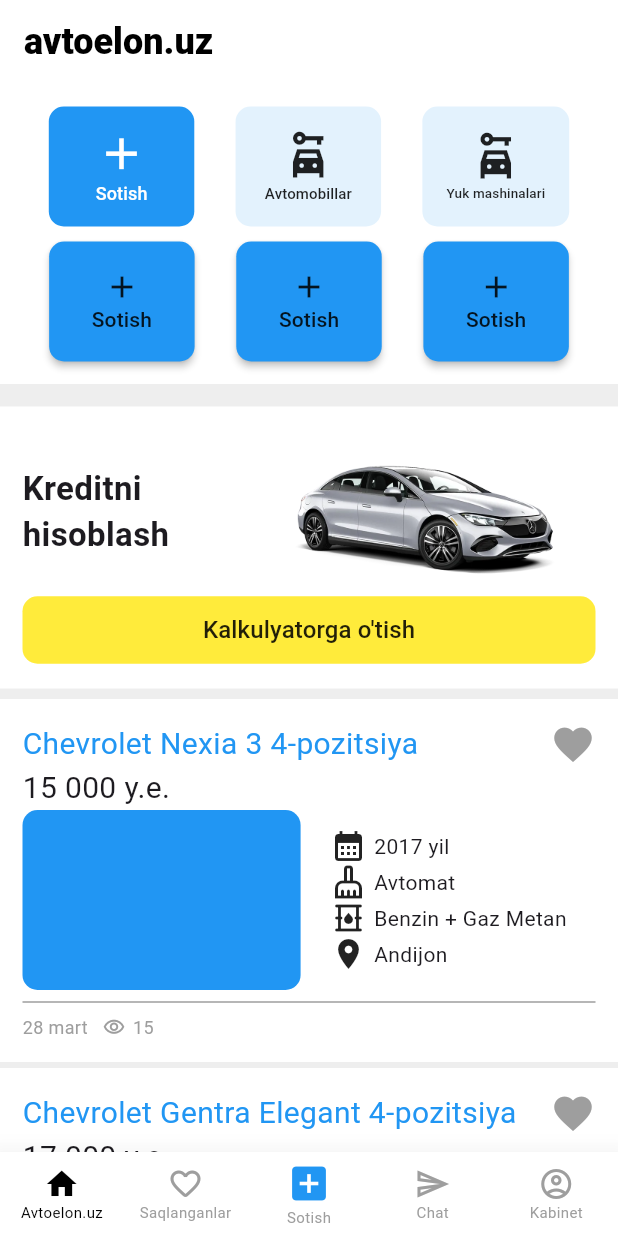
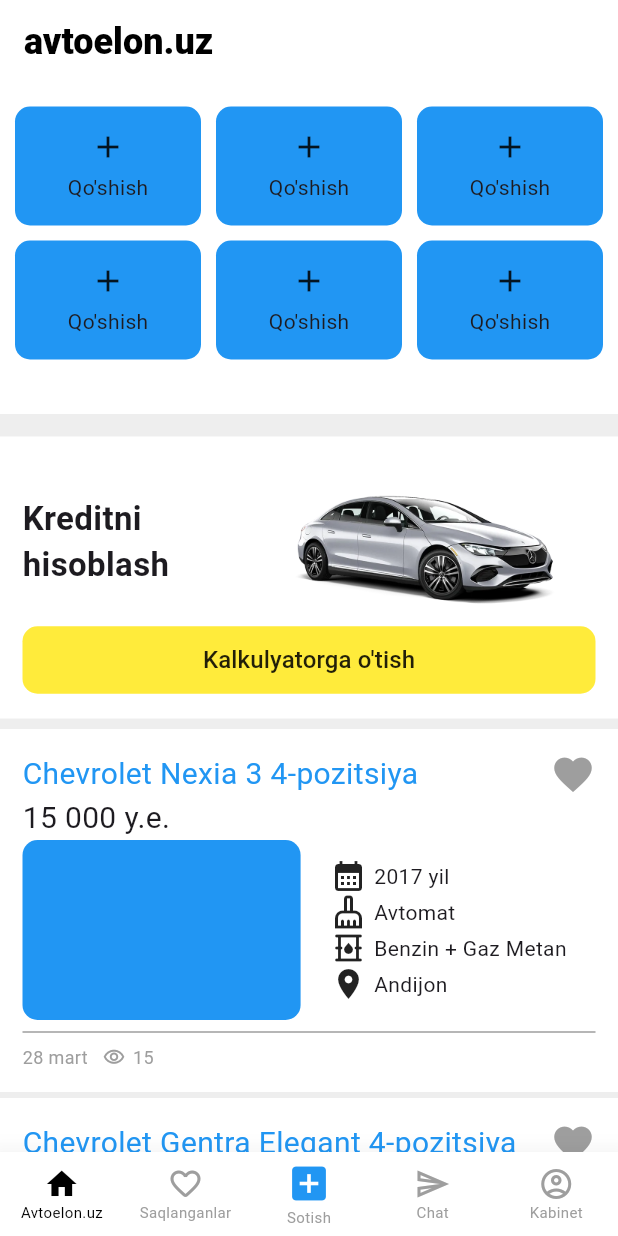
Before and after one commit to abulbanat/avto_elon, a Flutter app: the screen it shows after launch, on a phone screen of 412 x 824 dp. Run offline on Flutter 3.47's test engine with Material 3 defaults, Android fonts, the phone set to English and light mode, and no system bars; drawn by our look-alikes of like_button; our stand-ins replace go_router.

Commit message:
bugs fixed

```diff
--- a/lib/features/add_ad/add_ad_page.dart
+++ b/lib/features/add_ad/add_ad_page.dart
@@ -1,5 +1,3 @@
-import 'package:avto_elon/common/router/route_name.dart';
-import 'package:avto_elon/common/router/route_name.dart';
 import 'package:avto_elon/features/add_ad/widgets/add_page_widgets.dart';
 import 'package:flutter/material.dart';
 import 'package:go_router/go_router.dart';
@@ -12,15 +10,18 @@
     return Scaffold(
       backgroundColor: Colors.white,
       appBar: AppBar(
-        leading: IconButton(
-          onPressed: () {
-            context.pop();
-          },
-          icon: Icon(Icons.arrow_back_outlined,
-            size: 20,
-            color: Colors.blue[300],
-          ),
-        ),
+        backgroundColor: Colors.white,
+        actions: [
+          TextButton(
+            onPressed: (){
+              context.pop();
+            },
+            child: Text("Yopish", style: TextStyle(
+              fontSize: 18,
+              color: Colors.blue
+            ),),
+          )
+        ]
       ),
       body:
           Column(
--- a/lib/features/favourites/favourite_page.dart
+++ b/lib/features/favourites/favourite_page.dart
@@ -5,7 +5,7 @@
 
   @override
   Widget build(BuildContext context) {
-    double screenwidth = MediaQuery.of(context).size.width;
+
     return Scaffold(
       backgroundColor: Colors.white,
       appBar: AppBar(
@@ -21,6 +21,7 @@
         child: Column(
           children: [
             Material(
+              color: Colors.white,
               child: Padding(
                 padding: const EdgeInsets.symmetric(horizontal: 15.0),
                 child: Container(
@@ -30,54 +31,43 @@
                     color: Colors.grey[300],
                   ),
                   child: TabBar(
+                    indicatorSize: TabBarIndicatorSize.tab,
+
                     physics: const ClampingScrollPhysics(),
-                    padding: EdgeInsets.all(5),
+                    padding: EdgeInsets.all(3),
                   unselectedLabelColor: Colors.blue,
                     labelColor: Colors.white,
                     indicator: BoxDecoration(
-                      borderRadius: BorderRadius.circular(10),
+                      borderRadius: BorderRadius.circular(30),
                       color: Colors.lightBlue
                     ),
                     tabs: [
                       Tab(
                         child: Container(
                           height: 35,
-                          width: screenwidth/2,
-                          decoration: BoxDecoration(
-                            borderRadius: BorderRadius.circular(30),
-
-
-
-                          ),
                           child: Align(
                             alignment: Alignment.center,
-                            child: Text("salom"),
+                            child: Text("E'lonlar"),
                           ),
                         ),
                       ),
                       Tab(
                         child: Container(
                           height: 35,
-                          width: screenwidth/2,
-                          decoration: BoxDecoration(
-                            borderRadius: BorderRadius.circular(30),
 
-                          ),
                           child: Align(
                             alignment: Alignment.center,
-                            child: Text("salom"),
+                            child: Text("Qidirish"),
                           ),
                         ),
                       )
                     ],
-
                   ),
                 ),
               ),
             )
           ],
         ),
-
       ),
     );
   }
--- a/lib/features/home/home_page.dart
+++ b/lib/features/home/home_page.dart
@@ -1,9 +1,9 @@
 import 'package:avto_elon/features/home/widgets/widgets_home.dart';
 import 'package:flutter/material.dart';
 
-
 class HomePage extends StatelessWidget {
   const HomePage({super.key});
+
   static const id = "home_page";
 
   @override
@@ -12,167 +12,180 @@
       backgroundColor: Colors.grey.shade200,
       appBar: AppBar(
         backgroundColor: Colors.white,
-        title:
-        Text("avtoelon.uz",textAlign: TextAlign.start,style:   TextStyle(
-            fontSize: 24,
-            color: Colors.black,
-            fontWeight: FontWeight.w800
-        ),),
+        title: Text(
+          "avtoelon.uz",
+          textAlign: TextAlign.start,
+          style: TextStyle(
+              fontSize: 24, color: Colors.black, fontWeight: FontWeight.w800),
+        ),
       ),
-
       body: SingleChildScrollView(
-
         child: Column(
           children: [
             Container(
               color: Colors.white,
               child: Padding(
-                padding: const EdgeInsets.symmetric(horizontal: 10.0, vertical: 10),
-                child: Column(
-                children: [
-                  Row(
-                    mainAxisAlignment: MainAxisAlignment.spaceEvenly,
-                    children: [
-                      Padding(
-                        padding: const EdgeInsets.all(5.0),
-                        child: MaterialButton(
-                          elevation: 0,
-                          height: 80,
-                          minWidth: 97,
-                          onPressed: (){},
-                          shape: OutlineInputBorder(
-                            borderRadius: BorderRadius.circular(10),
-                            borderSide: BorderSide.none
-                          ),
-                          color: Colors.blue,
-                          child: Column(
-                            children: [
-                              Icon(Icons.add,size: 35,color: Colors.white,),
-                              Text("Sotish",style: TextStyle(
-                                fontSize: 12,
-                                color: Colors.white
-                              ),)
-                            ],
-                          ),
-                        ),
+                  padding:
+                      const EdgeInsets.symmetric(horizontal: 5.0, vertical: 10),
+                  child: SizedBox(
+                    height: 200,
+                    child: GridView.builder(
+                      gridDelegate: SliverGridDelegateWithFixedCrossAxisCount(
+                        childAspectRatio: 1.5, crossAxisCount: 3,
                       ),
-                      Padding(
-                        padding: const EdgeInsets.all(5.0),
-                        child: MaterialButton(
-                          elevation: 0,
-                          height: 80,
-                          minWidth: 97,
-                          onPressed: (){},
-                          shape: OutlineInputBorder(
-                              borderRadius: BorderRadius.circular(10),
-                              borderSide: BorderSide.none
-                          ),
-                          color: Colors.blue[50],
-                          child: Column(
-                            children: [
-                              Icon(Icons.car_rental_sharp, size: 35,),
-                              Text("Avtomobillar",style: TextStyle(
-                                fontSize: 10
-                              ),)
-                            ],
-                          ),
-                        ),
-                      ),
-                      Padding(
-                        padding: const EdgeInsets.all(5.0),
-                        child: MaterialButton(
-                          elevation: 0,
-                          height: 80,
-                          minWidth: 95,
-                          onPressed: (){},
-                          shape: OutlineInputBorder(
-                              borderRadius: BorderRadius.circular(10),
-                              borderSide: BorderSide.none
-                          ),
-                          color: Colors.blue[50],
-                          child: Column(
-                            children: [
-                              Icon(Icons.car_rental_sharp, size: 35,),
-                              Text("Yuk mashinalari",style: TextStyle(
-                                  fontSize: 9
-                              ),)
-                            ],
-                          ),
-                        ),
-                      ),
-                    ],
-
-                ),
-                  Row(
-                    mainAxisAlignment: MainAxisAlignment.spaceEvenly,
-                    children: [
-                      Padding(
-                        padding: const EdgeInsets.all(5.0),
-                        child: MaterialButton(
-                          height: 80,
-                          minWidth: 97,
-                          onPressed: (){
-
-                          },
-                          shape: OutlineInputBorder(
-                              borderRadius: BorderRadius.circular(10),
-                              borderSide: BorderSide.none
-                          ),
-                          color: Colors.blue,
-                          child: Column(
-                            children: [
-                              Icon(Icons.add),
-                              Text("Sotish")
-                            ],
-                          ),
-                        ),
-                      ),
-                      Padding(
-                        padding: const EdgeInsets.all(5.0),
-                        child: MaterialButton(
-                          height: 80,
-                          minWidth: 97,
-                          onPressed: (){},
-                          shape: OutlineInputBorder(
-                              borderRadius: BorderRadius.circular(10),
-                              borderSide: BorderSide.none
-                          ),
-                          color: Colors.blue,
-                          child: Column(
-                            children: [
-                              Icon(Icons.add),
-                              Text("Sotish")
-                            ],
-                          ),
-                        ),
-                      ),
-                      Padding(
-                        padding: const EdgeInsets.all(5.0),
-                        child: MaterialButton(
-                          height: 80,
-                          minWidth: 97,
-                          onPressed: (){},
-                          shape: OutlineInputBorder(
-                              borderRadius: BorderRadius.circular(10),
-                              borderSide: BorderSide.none
-                          ),
-                          color: Colors.blue,
-                          child: Column(
-                            children: [
-                              Icon(Icons.add),
-                              Text("Sotish")
-                            ],
-                          ),
-                        ),
-                      )
-                    ],
-
+                      itemCount: 6,
+                      physics: NeverScrollableScrollPhysics(),
+                      shrinkWrap: true ,
+                      itemBuilder: (context, index) => sectionHomePage(context, ),
+                    ),
+                  )
+                  // Column(
+                  // children: [
+                  //   Row(
+                  //     mainAxisAlignment: MainAxisAlignment.spaceEvenly,
+                  //     children: [
+                  //       Padding(
+                  //         padding: const EdgeInsets.all(1.0),
+                  //         child: MaterialButton(
+                  //           elevation: 0,
+                  //           height: 80,
+                  //           minWidth: 120,
+                  //           onPressed: (){},
+                  //           shape: OutlineInputBorder(
+                  //             borderRadius: BorderRadius.circular(10),
+                  //             borderSide: BorderSide.none
+                  //           ),
+                  //           color: Colors.blue,
+                  //           child: Column(
+                  //             children: [
+                  //               Icon(Icons.add,size: 35,color: Colors.white,),
+                  //               Text("Sotish",style: TextStyle(
+                  //                 fontSize: 12,
+                  //                 color: Colors.white
+                  //               ),)
+                  //             ],
+                  //           ),
+                  //         ),
+                  //       ),
+                  //       Padding(
+                  //         padding: const EdgeInsets.symmetric(horizontal: 5.0, vertical: 10),
+                  //         child: MaterialButton(
+                  //           elevation: 0,
+                  //           height: 80,
+                  //           minWidth: 120,
+                  //           onPressed: (){},
+                  //           shape: OutlineInputBorder(
+                  //               borderRadius: BorderRadius.circular(10),
+                  //               borderSide: BorderSide.none
+                  //           ),
+                  //           color: Colors.blue[50],
+                  //           child: Column(
+                  //             children: [
+                  //               Icon(Icons.car_rental_sharp, size: 35,),
+                  //               Text("Avtomobillar",style: TextStyle(
+                  //                 fontSize: 10
+                  //               ),)
+                  //             ],
+                  //           ),
+                  //         ),
+                  //       ),
+                  //       Padding(
+                  //         padding: const EdgeInsets.symmetric(horizontal: 5.0, vertical: 10),
+                  //         child: MaterialButton(
+                  //           elevation: 0,
+                  //           height: 80,
+                  //           minWidth: 120,
+                  //           onPressed: (){},
+                  //           shape: OutlineInputBorder(
+                  //               borderRadius: BorderRadius.circular(10),
+                  //               borderSide: BorderSide.none
+                  //           ),
+                  //           color: Colors.blue[50],
+                  //           child: Column(
+                  //             children: [
+                  //               Icon(Icons.car_crash, size: 35,),
+                  //               Text("Yuk mashinalari",style: TextStyle(
+                  //                   fontSize: 9
+                  //               ),)
+                  //             ],
+                  //           ),
+                  //         ),
+                  //       ),
+                  //     ],
+                  //
+                  // ),
+                  //   Row(
+                  //     mainAxisAlignment: MainAxisAlignment.spaceEvenly,
+                  //     children: [
+                  //       Padding(
+                  //         padding: const EdgeInsets.symmetric(horizontal: 5.0, vertical: 10),
+                  //         child: MaterialButton(
+                  //           height: 80,
+                  //           minWidth: 120,
+                  //           onPressed: (){
+                  //
+                  //           },
+                  //           shape: OutlineInputBorder(
+                  //               borderRadius: BorderRadius.circular(10),
+                  //               borderSide: BorderSide.none
+                  //           ),
+                  //           color: Colors.blue[50],
+                  //           child: Column(
+                  //             children: [
+                  //               Icon(Icons.add),
+                  //               Text("Avto ehtiyot qismlari va....")
+                  //             ],
+                  //           ),
+                  //         ),
+                  //       ),
+                  //       Padding(
+                  //         padding: const EdgeInsets.symmetric(horizontal: 5.0, vertical: 10),
+                  //         child: MaterialButton(
+                  //           height: 80,
+                  //           minWidth: 120,
+                  //           onPressed: (){},
+                  //           shape: OutlineInputBorder(
+                  //               borderRadius: BorderRadius.circular(10),
+                  //               borderSide: BorderSide.none
+                  //           ),
+                  //           color: Colors.blue[50],
+                  //           child: Column(
+                  //             children: [
+                  //               Icon(Icons.add),
+                  //               Text("Sotish")
+                  //             ],
+                  //           ),
+                  //         ),
+                  //       ),
+                  //       Padding(
+                  //         padding: const EdgeInsets.symmetric(vertical: 5.0, horizontal: 5),
+                  //         child: MaterialButton(
+                  //           height: 80,
+                  //           minWidth: 120,
+                  //           onPressed: (){},
+                  //           shape: OutlineInputBorder(
+                  //               borderRadius: BorderRadius.circular(10),
+                  //               borderSide: BorderSide.none
+                  //           ),
+                  //           color: Colors.blue[50],
+                  //           child: Column(
+                  //             children: [
+                  //               Icon(Icons.add),
+                  //               Text("Sotish")
+                  //             ],
+                  //           ),
+                  //         ),
+                  //       )
+                  //     ],
+                  //
+                  //   ),
+                  // ],
+                  // ),
                   ),
-                ],
-                ),
-              ),
             ),
-            SizedBox(height: 15,),
+            SizedBox(
+              height: 15,
+            ),
             Container(
               color: Colors.white,
               child: Padding(
@@ -182,39 +195,48 @@
                     Row(
                       mainAxisAlignment: MainAxisAlignment.spaceBetween,
                       children: [
-                        Text("Kreditni \nhisoblash",style: TextStyle(
-                          fontSize: 22,
-                          fontWeight: FontWeight.w700
-
-                        ),),
-                        Image.asset("assets/images/img.png",scale: 4,)
-
+                        Text(
+                          "Kreditni \nhisoblash",
+                          style: TextStyle(
+                              fontSize: 22, fontWeight: FontWeight.w700),
+                        ),
+                        Image.asset(
+                          "assets/images/img.png",
+                          scale: 4,
+                        )
                       ],
                     ),
                     MaterialButton(
                       shape: OutlineInputBorder(
-                        borderRadius: BorderRadius.circular(10),
-                        borderSide: BorderSide.none
-                      ),
+                          borderRadius: BorderRadius.circular(10),
+                          borderSide: BorderSide.none),
                       height: 45,
                       elevation: 0,
                       minWidth: double.infinity,
                       color: Colors.yellow,
-                      onPressed: (){},
-                      child: Text("Kalkulyatorga o'tish", style: TextStyle(
-                        fontSize: 16
-                      ),),
+                      onPressed: () {},
+                      child: Text(
+                        "Kalkulyatorga o'tish",
+                        style: TextStyle(fontSize: 16),
+                      ),
                     )
                   ],
                 ),
               ),
             ),
-            SizedBox(height: 5,),
-            addSellingCar(context, "Chevrolet", "Nexia 3", "4", "15 000", "2017", "Avtomat", "Benzin + Gaz Metan", "Andijon"),
-            addSellingCar(context, "Chevrolet", "Gentra Elegant", "4", "17 000","2023", "Avtomat", "Benzin ", "Toshkent"),
-            addSellingCar(context, "Chevrolet", "Nexia 2", "2", "19 000","2015", "Mexanika", "Gaz Metan", "Buxoro"),
-            addSellingCar(context, "Chevrolet", "Nexia 3", "4", "15 000","2014", "Avtomat", "Benzin", "Samarqand"),
-            addSellingCar(context, "Chevrolet", "Nexia 3", "4", "15 000","2019", "Avtomat", "Gaz Propan", "Qashqadaryo"),
+            SizedBox(
+              height: 5,
+            ),
+            addSellingCar(context, "Chevrolet", "Nexia 3", "4", "15 000",
+                "2017", "Avtomat", "Benzin + Gaz Metan", "Andijon"),
+            addSellingCar(context, "Chevrolet", "Gentra Elegant", "4", "17 000",
+                "2023", "Avtomat", "Benzin ", "Toshkent"),
+            addSellingCar(context, "Chevrolet", "Nexia 2", "2", "19 000",
+                "2015", "Mexanika", "Gaz Metan", "Buxoro"),
+            addSellingCar(context, "Chevrolet", "Nexia 3", "4", "15 000",
+                "2014", "Avtomat", "Benzin", "Samarqand"),
+            addSellingCar(context, "Chevrolet", "Nexia 3", "4", "15 000",
+                "2019", "Avtomat", "Gaz Propan", "Qashqadaryo"),
           ],
         ),
       ),
--- a/lib/features/home/widgets/widgets_home.dart
+++ b/lib/features/home/widgets/widgets_home.dart
@@ -124,3 +124,25 @@
     ),
   );
 }
+
+Widget sectionHomePage(BuildContext context,){
+  return Padding(
+    padding: const EdgeInsets.all(5.0),
+    child: Container(
+      decoration: BoxDecoration(
+        borderRadius: BorderRadius.circular(10),
+        color: Colors.blue,
+      ),
+
+      child: Column(
+        mainAxisAlignment: MainAxisAlignment.center,
+        crossAxisAlignment: CrossAxisAlignment.center,
+        children: [
+          Icon(Icons.add),
+          SizedBox(height: 5,),
+          Text("Qo'shish")
+        ],
+      ),
+    ),
+  );
+}
```
